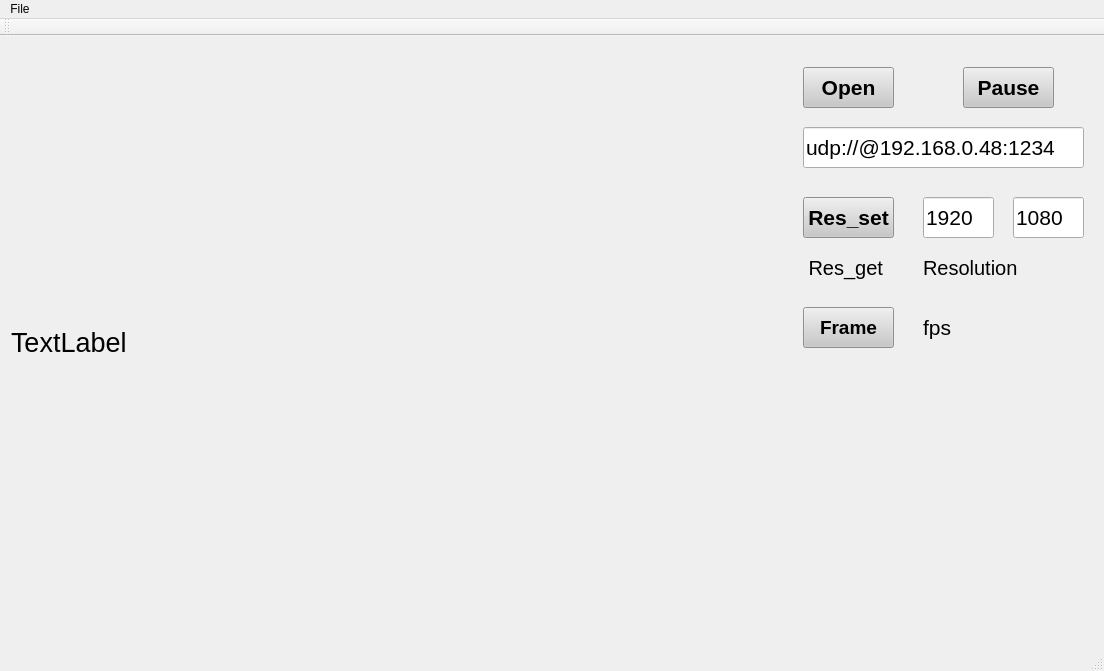
Qt form mainwindow.ui (uyencorki/CHECK_FRAME) before a commit.
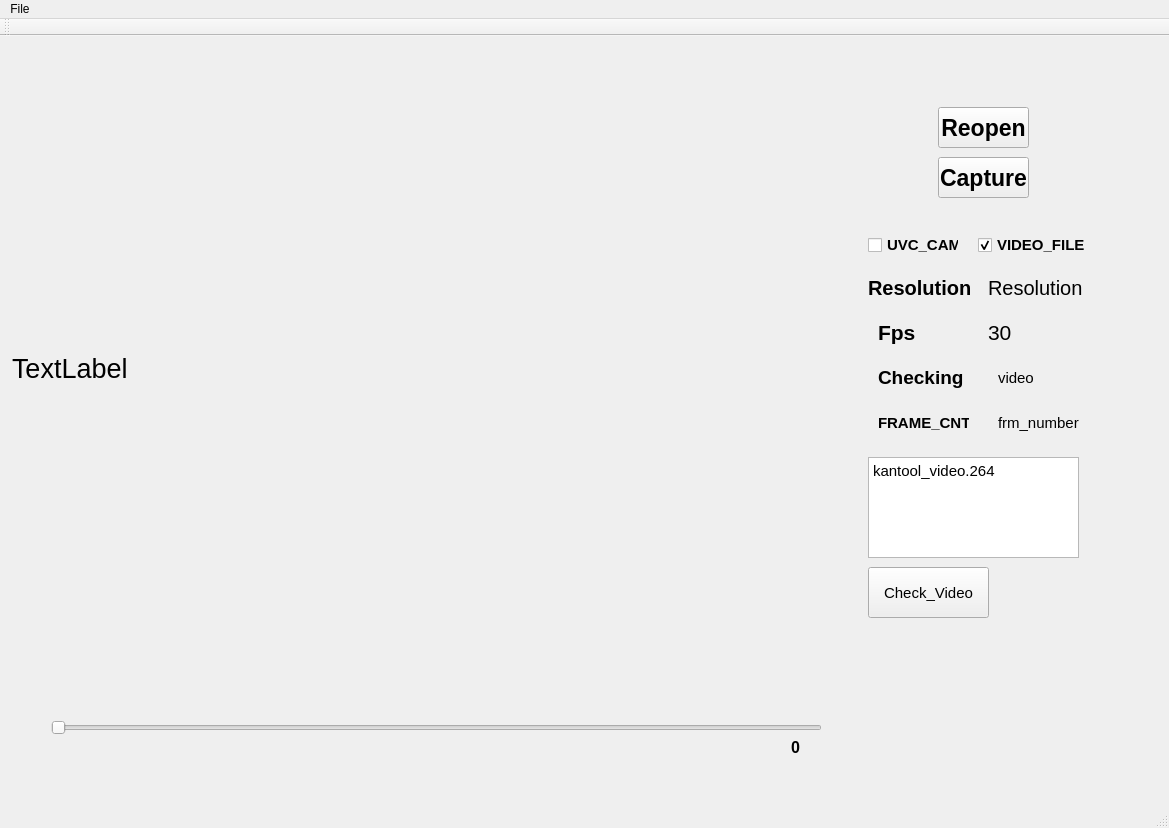
The same form after that commit. Icons and pictures are not drawn.

```diff
--- a/mainwindow.ui
+++ b/mainwindow.ui
@@ -6,41 +6,87 @@
    <rect>
     <x>0</x>
     <y>0</y>
-    <width>1104</width>
-    <height>671</height>
+    <width>1169</width>
+    <height>828</height>
    </rect>
   </property>
   <property name="windowTitle">
-   <string>MainWindow</string>
+   <string>HIEC_UVC_CAM</string>
+  </property>
+  <property name="windowIcon">
+   <iconset>
+    <normaloff>favicon.ico</normaloff>favicon.ico</iconset>
+  </property>
+  <property name="autoFillBackground">
+   <bool>true</bool>
   </property>
   <widget class="QWidget" name="centralWidget">
    <layout class="QHBoxLayout" name="horizontalLayout_2">
     <item>
      <layout class="QHBoxLayout" name="horizontalLayout">
       <item>
-       <layout class="QVBoxLayout" name="verticalLayout_2">
-        <item>
-         <widget class="QLabel" name="label_screen">
-          <property name="sizePolicy">
-           <sizepolicy hsizetype="Ignored" vsizetype="Ignored">
-            <horstretch>0</horstretch>
-            <verstretch>0</verstretch>
-           </sizepolicy>
-          </property>
-          <property name="font">
-           <font>
-            <pointsize>20</pointsize>
-           </font>
-          </property>
-          <property name="text">
-           <string>TextLabel</string>
-          </property>
-          <property name="scaledContents">
-           <bool>false</bool>
-          </property>
-         </widget>
-        </item>
-       </layout>
+       <widget class="QWidget" name="widget" native="true">
+        <widget class="QLabel" name="label_screen">
+         <property name="geometry">
+          <rect>
+           <x>1</x>
+           <y>1</y>
+           <width>861</width>
+           <height>641</height>
+          </rect>
+         </property>
+         <property name="sizePolicy">
+          <sizepolicy hsizetype="Ignored" vsizetype="Ignored">
+           <horstretch>0</horstretch>
+           <verstretch>0</verstretch>
+          </sizepolicy>
+         </property>
+         <property name="font">
+          <font>
+           <pointsize>20</pointsize>
+          </font>
+         </property>
+         <property name="text">
+          <string>TextLabel</string>
+         </property>
+         <property name="scaledContents">
+          <bool>false</bool>
+         </property>
+        </widget>
+        <widget class="QSlider" name="horizontalSlider">
+         <property name="geometry">
+          <rect>
+           <x>40</x>
+           <y>670</y>
+           <width>771</width>
+           <height>21</height>
+          </rect>
+         </property>
+         <property name="orientation">
+          <enum>Qt::Horizontal</enum>
+         </property>
+        </widget>
+        <widget class="QLabel" name="label_5">
+         <property name="geometry">
+          <rect>
+           <x>780</x>
+           <y>690</y>
+           <width>31</width>
+           <height>21</height>
+          </rect>
+         </property>
+         <property name="font">
+          <font>
+           <pointsize>12</pointsize>
+           <weight>75</weight>
+           <bold>true</bold>
+          </font>
+         </property>
+         <property name="text">
+          <string>0</string>
+         </property>
+        </widget>
+       </widget>
       </item>
       <item>
        <widget class="QFrame" name="verticalFrame_2">
@@ -53,34 +99,16 @@
           <height>16777215</height>
          </size>
         </property>
-        <widget class="QPushButton" name="pushButton_Open">
-         <property name="geometry">
-          <rect>
-           <x>10</x>
-           <y>20</y>
-           <width>91</width>
-           <height>41</height>
-          </rect>
-         </property>
-         <property name="font">
-          <font>
-           <pointsize>16</pointsize>
-           <weight>75</weight>
-           <bold>true</bold>
-          </font>
-         </property>
-         <property name="styleSheet">
-          <string notr="true">background-color: rgb(200,200,200)</string>
-         </property>
-         <property name="text">
-          <string>Open</string>
-         </property>
-        </widget>
+        <property name="font">
+         <font>
+          <pointsize>11</pointsize>
+         </font>
+        </property>
         <widget class="QLabel" name="label_Resolution">
          <property name="geometry">
           <rect>
            <x>130</x>
-           <y>200</y>
+           <y>220</y>
            <width>161</width>
            <height>41</height>
           </rect>
@@ -94,163 +122,237 @@
           <string>Resolution</string>
          </property>
         </widget>
-        <widget class="QPushButton" name="pushButton_Frame">
-         <property name="geometry">
-          <rect>
-           <x>10</x>
-           <y>260</y>
-           <width>91</width>
-           <height>41</height>
-          </rect>
-         </property>
-         <property name="font">
-          <font>
-           <pointsize>14</pointsize>
-           <weight>75</weight>
-           <bold>true</bold>
-          </font>
-         </property>
-         <property name="styleSheet">
-          <string notr="true">background-color: rgb(200,200,200)</string>
-         </property>
-         <property name="text">
-          <string>Frame</string>
-         </property>
-        </widget>
-        <widget class="QLabel" name="label_framerate">
-         <property name="geometry">
-          <rect>
-           <x>130</x>
-           <y>260</y>
-           <width>161</width>
-           <height>41</height>
-          </rect>
-         </property>
-         <property name="font">
-          <font>
-           <pointsize>16</pointsize>
-          </font>
-         </property>
-         <property name="text">
-          <string>fps</string>
-         </property>
-        </widget>
-        <widget class="QLineEdit" name="lineEdit_camera_source">
-         <property name="geometry">
-          <rect>
-           <x>10</x>
-           <y>80</y>
-           <width>281</width>
-           <height>41</height>
-          </rect>
-         </property>
-         <property name="font">
-          <font>
-           <pointsize>16</pointsize>
-          </font>
-         </property>
-         <property name="text">
-          <string>udp://@192.168.0.48:1234</string>
-         </property>
-        </widget>
-        <widget class="QLineEdit" name="lineEdit_camera_width">
-         <property name="geometry">
-          <rect>
-           <x>130</x>
-           <y>150</y>
-           <width>71</width>
-           <height>41</height>
-          </rect>
-         </property>
-         <property name="font">
-          <font>
-           <pointsize>16</pointsize>
-          </font>
-         </property>
-         <property name="text">
-          <string>1920</string>
-         </property>
-        </widget>
-        <widget class="QLineEdit" name="lineEdit_camera_height">
-         <property name="geometry">
-          <rect>
-           <x>220</x>
-           <y>150</y>
-           <width>71</width>
-           <height>41</height>
-          </rect>
-         </property>
-         <property name="font">
-          <font>
-           <pointsize>16</pointsize>
-          </font>
-         </property>
-         <property name="text">
-          <string>1080</string>
-         </property>
-        </widget>
-        <widget class="QPushButton" name="pushButton_Pause">
-         <property name="geometry">
-          <rect>
-           <x>170</x>
-           <y>20</y>
-           <width>91</width>
-           <height>41</height>
-          </rect>
-         </property>
-         <property name="font">
-          <font>
-           <pointsize>16</pointsize>
-           <weight>75</weight>
-           <bold>true</bold>
-          </font>
-         </property>
-         <property name="styleSheet">
-          <string notr="true">background-color: rgb(200,200,200)</string>
-         </property>
-         <property name="text">
-          <string>Pause</string>
-         </property>
-        </widget>
-        <widget class="QPushButton" name="pushButton_Res">
-         <property name="geometry">
-          <rect>
-           <x>10</x>
-           <y>150</y>
-           <width>91</width>
-           <height>41</height>
-          </rect>
-         </property>
-         <property name="font">
-          <font>
-           <pointsize>16</pointsize>
-           <weight>75</weight>
-           <bold>true</bold>
-          </font>
-         </property>
-         <property name="styleSheet">
-          <string notr="true">background-color: rgb(200,200,200)</string>
-         </property>
-         <property name="text">
-          <string>Res_set</string>
-         </property>
-        </widget>
         <widget class="QLabel" name="label_Resolution_2">
          <property name="geometry">
           <rect>
            <x>10</x>
-           <y>200</y>
-           <width>91</width>
+           <y>220</y>
+           <width>111</width>
            <height>41</height>
           </rect>
          </property>
          <property name="font">
           <font>
            <pointsize>15</pointsize>
+           <weight>75</weight>
+           <bold>true</bold>
           </font>
          </property>
          <property name="text">
-          <string> Res_get</string>
+          <string>Resolution</string>
+         </property>
+        </widget>
+        <widget class="QPushButton" name="Capture">
+         <property name="geometry">
+          <rect>
+           <x>80</x>
+           <y>110</y>
+           <width>91</width>
+           <height>41</height>
+          </rect>
+         </property>
+         <property name="font">
+          <font>
+           <pointsize>17</pointsize>
+           <weight>75</weight>
+           <bold>true</bold>
+          </font>
+         </property>
+         <property name="text">
+          <string>Capture</string>
+         </property>
+        </widget>
+        <widget class="QPushButton" name="ReOpen_cam">
+         <property name="geometry">
+          <rect>
+           <x>80</x>
+           <y>60</y>
+           <width>91</width>
+           <height>41</height>
+          </rect>
+         </property>
+         <property name="font">
+          <font>
+           <pointsize>17</pointsize>
+           <weight>75</weight>
+           <bold>true</bold>
+          </font>
+         </property>
+         <property name="text">
+          <string>Reopen</string>
+         </property>
+        </widget>
+        <widget class="QLabel" name="label">
+         <property name="geometry">
+          <rect>
+           <x>20</x>
+           <y>270</y>
+           <width>91</width>
+           <height>31</height>
+          </rect>
+         </property>
+         <property name="font">
+          <font>
+           <pointsize>16</pointsize>
+           <weight>75</weight>
+           <bold>true</bold>
+          </font>
+         </property>
+         <property name="text">
+          <string>Fps</string>
+         </property>
+        </widget>
+        <widget class="QLabel" name="cam_fps">
+         <property name="geometry">
+          <rect>
+           <x>130</x>
+           <y>270</y>
+           <width>91</width>
+           <height>31</height>
+          </rect>
+         </property>
+         <property name="font">
+          <font>
+           <pointsize>16</pointsize>
+          </font>
+         </property>
+         <property name="text">
+          <string>30</string>
+         </property>
+        </widget>
+        <widget class="QPlainTextEdit" name="plainTextEdit">
+         <property name="geometry">
+          <rect>
+           <x>10</x>
+           <y>410</y>
+           <width>211</width>
+           <height>101</height>
+          </rect>
+         </property>
+         <property name="plainText">
+          <string>kantool_video.264</string>
+         </property>
+        </widget>
+        <widget class="QPushButton" name="Check_video">
+         <property name="geometry">
+          <rect>
+           <x>10</x>
+           <y>520</y>
+           <width>121</width>
+           <height>51</height>
+          </rect>
+         </property>
+         <property name="text">
+          <string>Check_Video</string>
+         </property>
+        </widget>
+        <widget class="QLabel" name="label_2">
+         <property name="geometry">
+          <rect>
+           <x>20</x>
+           <y>310</y>
+           <width>91</width>
+           <height>41</height>
+          </rect>
+         </property>
+         <property name="font">
+          <font>
+           <pointsize>14</pointsize>
+           <weight>75</weight>
+           <bold>true</bold>
+          </font>
+         </property>
+         <property name="text">
+          <string>Checking</string>
+         </property>
+        </widget>
+        <widget class="QLabel" name="label_3">
+         <property name="geometry">
+          <rect>
+           <x>140</x>
+           <y>315</y>
+           <width>151</width>
+           <height>31</height>
+          </rect>
+         </property>
+         <property name="text">
+          <string>video</string>
+         </property>
+        </widget>
+        <widget class="QLabel" name="label_4">
+         <property name="geometry">
+          <rect>
+           <x>20</x>
+           <y>360</y>
+           <width>91</width>
+           <height>31</height>
+          </rect>
+         </property>
+         <property name="font">
+          <font>
+           <weight>75</weight>
+           <bold>true</bold>
+          </font>
+         </property>
+         <property name="text">
+          <string>FRAME_CNT</string>
+         </property>
+        </widget>
+        <widget class="QLabel" name="frm_nuber">
+         <property name="geometry">
+          <rect>
+           <x>140</x>
+           <y>360</y>
+           <width>131</width>
+           <height>31</height>
+          </rect>
+         </property>
+         <property name="text">
+          <string>frm_number</string>
+         </property>
+        </widget>
+        <widget class="QCheckBox" name="UVC_CAM">
+         <property name="geometry">
+          <rect>
+           <x>10</x>
+           <y>190</y>
+           <width>91</width>
+           <height>16</height>
+          </rect>
+         </property>
+         <property name="font">
+          <font>
+           <weight>75</weight>
+           <bold>true</bold>
+          </font>
+         </property>
+         <property name="text">
+          <string>UVC_CAM</string>
+         </property>
+         <property name="checked">
+          <bool>false</bool>
+         </property>
+        </widget>
+        <widget class="QCheckBox" name="VIDEO_FILE">
+         <property name="geometry">
+          <rect>
+           <x>120</x>
+           <y>190</y>
+           <width>111</width>
+           <height>16</height>
+          </rect>
+         </property>
+         <property name="font">
+          <font>
+           <weight>75</weight>
+           <bold>true</bold>
+          </font>
+         </property>
+         <property name="text">
+          <string>VIDEO_FILE</string>
+         </property>
+         <property name="checked">
+          <bool>true</bool>
          </property>
         </widget>
        </widget>
@@ -264,7 +366,7 @@
     <rect>
      <x>0</x>
      <y>0</y>
-     <width>1104</width>
+     <width>1169</width>
      <height>21</height>
     </rect>
    </property>
```
